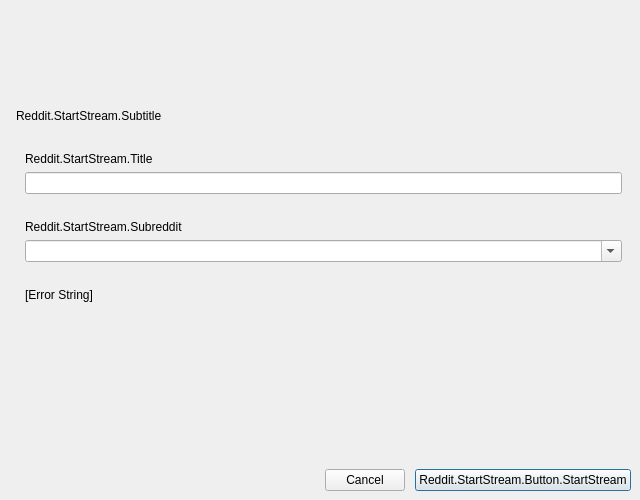
Above: UI/forms/RedditStartStreamDialog2.ui from reddit/rpan-studio before the change. Below: the same form after it.
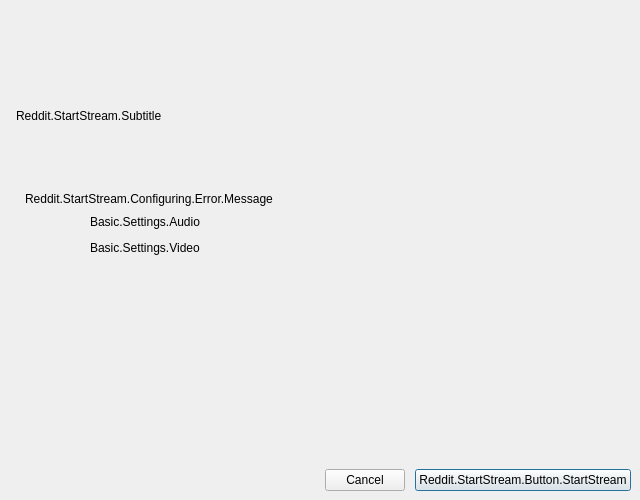
That is the form after the change. The open tabs and pages were chosen to show the change. Icons and pictures are not drawn.

The edit to the form file:
```diff
--- a/UI/forms/RedditStartStreamDialog2.ui
+++ b/UI/forms/RedditStartStreamDialog2.ui
@@ -220,6 +220,167 @@
            </item>
           </layout>
          </widget>
+         <widget class="QWidget" name="invalidSettings">
+          <layout class="QVBoxLayout" name="verticalLayout_5">
+           <item>
+            <spacer name="verticalSpacer_8">
+             <property name="orientation">
+              <enum>Qt::Vertical</enum>
+             </property>
+             <property name="sizeType">
+              <enum>QSizePolicy::Minimum</enum>
+             </property>
+             <property name="sizeHint" stdset="0">
+              <size>
+               <width>20</width>
+               <height>40</height>
+              </size>
+             </property>
+            </spacer>
+           </item>
+           <item>
+            <widget class="QLabel" name="label">
+             <property name="text">
+              <string>Reddit.StartStream.Configuring.Error.Message</string>
+             </property>
+             <property name="alignment">
+              <set>Qt::AlignBottom|Qt::AlignLeading|Qt::AlignLeft</set>
+             </property>
+            </widget>
+           </item>
+           <item>
+            <layout class="QHBoxLayout" name="horizontalLayout_4">
+             <property name="spacing">
+              <number>0</number>
+             </property>
+             <item>
+              <spacer name="horizontalSpacer_3">
+               <property name="orientation">
+                <enum>Qt::Horizontal</enum>
+               </property>
+               <property name="sizeType">
+                <enum>QSizePolicy::Fixed</enum>
+               </property>
+               <property name="sizeHint" stdset="0">
+                <size>
+                 <width>40</width>
+                 <height>20</height>
+                </size>
+               </property>
+              </spacer>
+             </item>
+             <item>
+              <widget class="QLabel" name="invalidAudioIcon">
+               <property name="minimumSize">
+                <size>
+                 <width>25</width>
+                 <height>0</height>
+                </size>
+               </property>
+               <property name="text">
+                <string/>
+               </property>
+               <property name="pixmap">
+                <pixmap resource="obs.qrc">:/res/images/ok.png</pixmap>
+               </property>
+              </widget>
+             </item>
+             <item>
+              <widget class="QLabel" name="invalidAudioLabel">
+               <property name="text">
+                <string>Basic.Settings.Audio</string>
+               </property>
+              </widget>
+             </item>
+             <item>
+              <spacer name="horizontalSpacer_5">
+               <property name="orientation">
+                <enum>Qt::Horizontal</enum>
+               </property>
+               <property name="sizeHint" stdset="0">
+                <size>
+                 <width>40</width>
+                 <height>20</height>
+                </size>
+               </property>
+              </spacer>
+             </item>
+            </layout>
+           </item>
+           <item>
+            <layout class="QHBoxLayout" name="horizontalLayout_5">
+             <property name="spacing">
+              <number>0</number>
+             </property>
+             <item>
+              <spacer name="horizontalSpacer_4">
+               <property name="orientation">
+                <enum>Qt::Horizontal</enum>
+               </property>
+               <property name="sizeType">
+                <enum>QSizePolicy::Fixed</enum>
+               </property>
+               <property name="sizeHint" stdset="0">
+                <size>
+                 <width>40</width>
+                 <height>20</height>
+                </size>
+               </property>
+              </spacer>
+             </item>
+             <item>
+              <widget class="QLabel" name="invalidVideoIcon">
+               <property name="minimumSize">
+                <size>
+                 <width>25</width>
+                 <height>0</height>
+                </size>
+               </property>
+               <property name="text">
+                <string/>
+               </property>
+               <property name="pixmap">
+                <pixmap resource="obs.qrc">:/res/images/ok.png</pixmap>
+               </property>
+              </widget>
+             </item>
+             <item>
+              <widget class="QLabel" name="invalidVideoLabel">
+               <property name="text">
+                <string>Basic.Settings.Video</string>
+               </property>
+              </widget>
+             </item>
+             <item>
+              <spacer name="horizontalSpacer_6">
+               <property name="orientation">
+                <enum>Qt::Horizontal</enum>
+               </property>
+               <property name="sizeHint" stdset="0">
+                <size>
+                 <width>40</width>
+                 <height>20</height>
+                </size>
+               </property>
+              </spacer>
+             </item>
+            </layout>
+           </item>
+           <item>
+            <spacer name="verticalSpacer_7">
+             <property name="orientation">
+              <enum>Qt::Vertical</enum>
+             </property>
+             <property name="sizeHint" stdset="0">
+              <size>
+               <width>20</width>
+               <height>40</height>
+              </size>
+             </property>
+            </spacer>
+           </item>
+          </layout>
+         </widget>
         </widget>
        </item>
        <item>
```
Left out of the diff: 4 changed lines with no effect on the pictures.
